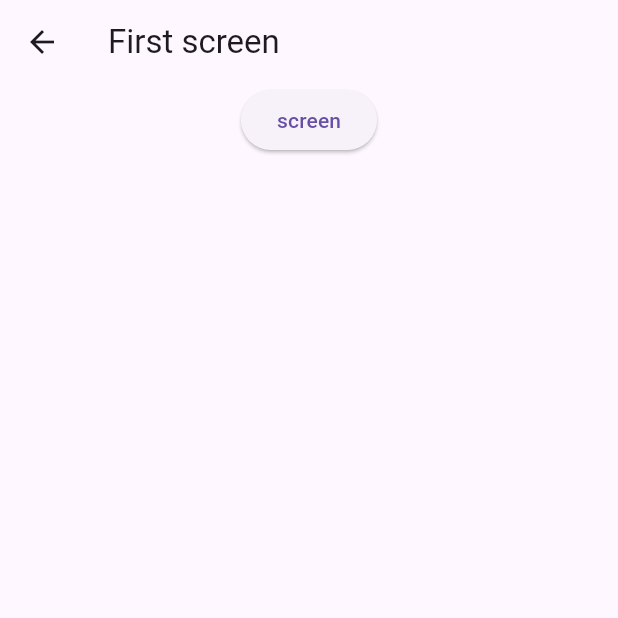
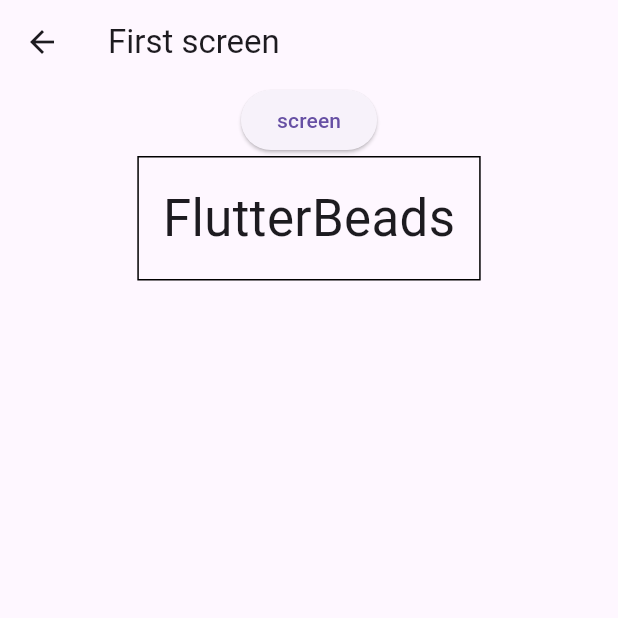
Before and after one commit to nava128/RutasNava2024, a Flutter app: the Firstscreen screen opened by its route, on a phone screen of 412 x 824 dp, the top half of it. Run offline on Flutter 3.47's test engine with Material 3 defaults, Android fonts, the phone set to English and light mode, and no system bars.

```diff
--- a/lib/firstscreen.dart
+++ b/lib/firstscreen.dart
@@ -13,6 +13,16 @@ class Firstscreen extends StatelessWidget {
         child: Column(
           children: [
             ElevatedButton(onPressed: () {}, child: const Text('screen')),
+            Container(
+              padding: const EdgeInsets.all(16.0),
+              decoration: BoxDecoration(
+                border: Border.all(),
+              ),
+              child: const Text(
+                "FlutterBeads",
+                style: TextStyle(fontSize: 34.0),
+              ),
+            )
           ],
         ),
       ),
```
